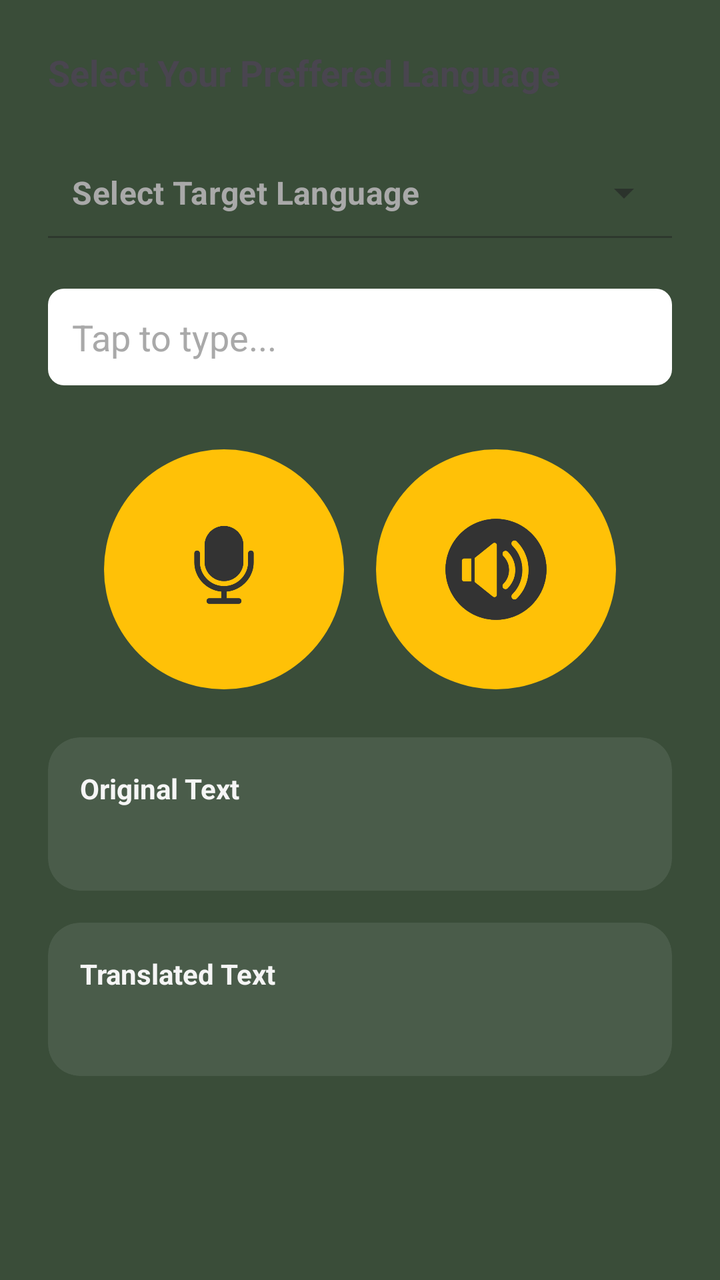
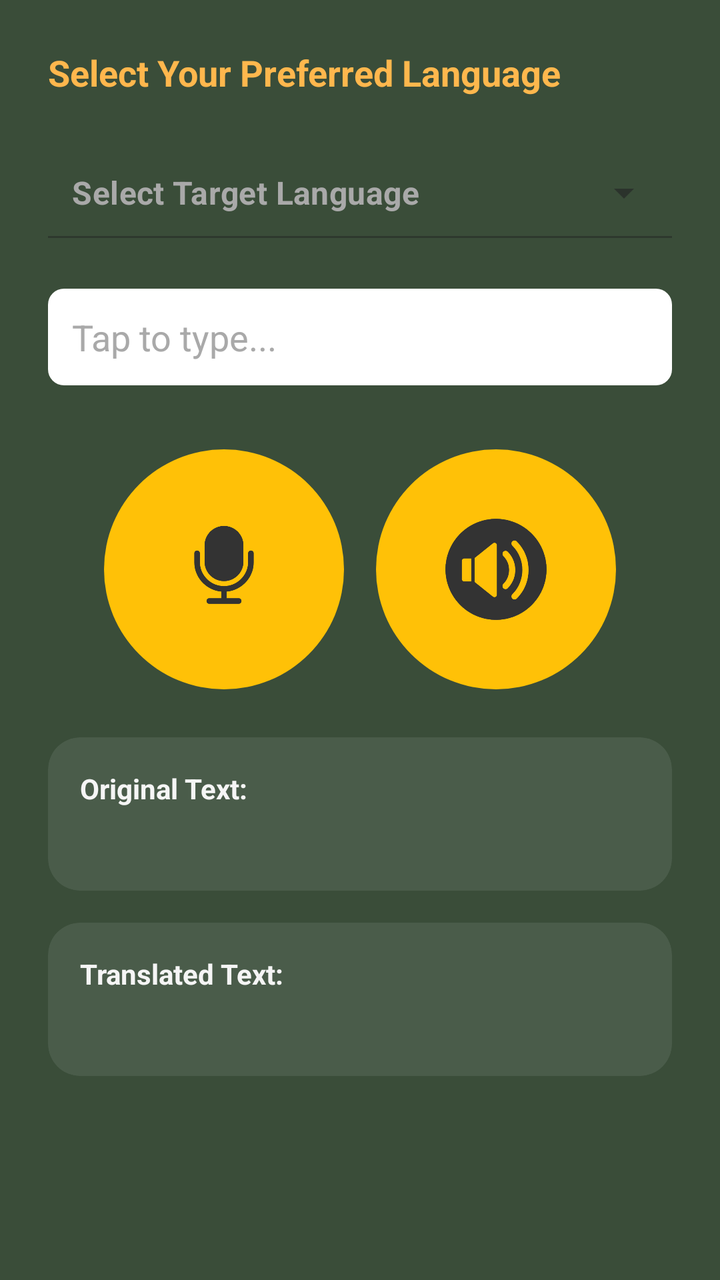

Before-and-after screenshots of an Android layout around one commit, followed by the original layout XML and the change that was made.
<!-- AndroidManifest.xml: application theme Theme.IlokanoTranslator -->
<!-- res/layout/fragment_translator.xml -->
<ScrollView xmlns:android="http://schemas.android.com/apk/res/android"
    xmlns:app="http://schemas.android.com/apk/res-auto"
    xmlns:tools="http://schemas.android.com/tools"
    android:layout_width="match_parent"
    android:layout_height="match_parent"
    android:background="@color/app_background"
    android:paddingBottom="16dp"
    tools:context=".TranslatorFragment">

    <LinearLayout
        android:layout_width="match_parent"
        android:layout_height="wrap_content"
        android:orientation="vertical"
        android:paddingStart="24dp"
        android:paddingEnd="24dp"
        android:paddingTop="24dp">

        <LinearLayout
            android:layout_width="match_parent"
            android:layout_height="wrap_content"
            android:orientation="vertical">

            <TextView
                android:id="@+id/titleText"
                android:layout_width="wrap_content"
                android:layout_height="wrap_content"
                android:text="Select Your Preffered Language"
                android:textColorHint="@color/hint_text"
                android:textSize="18sp"
                android:textStyle="bold"/>

            <com.google.android.material.textfield.TextInputLayout
                android:id="@+id/languageDropdownLayout"
                android:layout_width="match_parent"
                android:layout_height="wrap_content"
                android:layout_marginTop="24dp"
                style="@style/Widget.MaterialComponents.TextInputLayout.FilledBox.ExposedDropdownMenu"
                app:boxBackgroundColor="@color/light_text"
                app:boxCornerRadiusTopStart="16dp"
                app:boxCornerRadiusTopEnd="16dp"
                app:boxCornerRadiusBottomStart="16dp"
                app:boxCornerRadiusBottomEnd="16dp"
                app:hintEnabled="false"
                app:endIconMode="dropdown_menu">

                <AutoCompleteTextView
                    android:id="@+id/languageDropdown"
                    android:layout_width="match_parent"
                    android:layout_height="wrap_content"
                    android:background="@drawable/dropdown_glass_background"
                    android:backgroundTint="@android:color/transparent"
                    android:textColor="@color/text_light"
                    android:textColorHint="@color/hint_text"
                    android:padding="12dp"
                    android:textSize="16sp"
                    android:textStyle="bold"
                    android:focusable="false"
                    android:clickable="true"
                    android:inputType="none"
                    android:hint="Select Target Language" />

            </com.google.android.material.textfield.TextInputLayout>

        </LinearLayout>

        <EditText
            android:id="@+id/editTextInput"
            android:layout_width="match_parent"
            android:layout_height="wrap_content"
            android:layout_marginTop="24dp"
            android:background="@drawable/rounded_edittext_background"
            android:hint="Tap to type..."
            android:minHeight="48dp"
            android:padding="12dp"
            android:textColor="@color/text_dark"
            android:textColorHint="@color/hint_text" />

        <LinearLayout
            android:layout_width="wrap_content"
            android:layout_height="wrap_content"
            android:orientation="horizontal"
            android:layout_gravity="center_horizontal"
            android:layout_marginTop="32dp"
            android:gravity="center"
            android:weightSum="2">

            <FrameLayout
                android:layout_width="120dp"
                android:layout_height="120dp"
                android:layout_weight="1"
                android:layout_marginEnd="16dp">

                <View
                    android:layout_width="match_parent"
                    android:layout_height="match_parent"
                    android:background="@drawable/yellow_circle_background" />

                <ImageView
                    android:id="@+id/micButton"
                    android:layout_width="60dp"
                    android:layout_height="60dp"
                    android:layout_gravity="center"
                    android:src="@drawable/ic_mic"
                    app:tint="@color/text_dark" />

            </FrameLayout>

            <FrameLayout
                android:layout_width="120dp"
                android:layout_height="120dp"
                android:layout_weight="1">

                <View
                    android:layout_width="match_parent"
                    android:layout_height="match_parent"
                    android:background="@drawable/yellow_circle_background" />

                <ImageView
                    android:id="@+id/ttsButton"
                    android:layout_width="60dp"
                    android:layout_height="60dp"
                    android:layout_gravity="center"
                    android:src="@drawable/ic_sound"
                    app:tint="@color/text_dark" />

            </FrameLayout>
        </LinearLayout>

        <com.google.android.material.card.MaterialCardView
            android:layout_width="match_parent"
            android:layout_height="wrap_content"
            android:layout_marginTop="24dp"
            app:cardBackgroundColor="@color/card_background"
            app:cardCornerRadius="16dp"
            app:strokeWidth="0dp">

            <LinearLayout
                android:layout_width="match_parent"
                android:layout_height="wrap_content"
                android:orientation="vertical"
                android:padding="16dp">

                <TextView
                    android:layout_width="wrap_content"
                    android:layout_height="wrap_content"
                    android:text="Original Text"
                    android:textColor="@color/text_light"
                    android:textStyle="bold"
                    android:textSize="14sp"/>

                <TextView
                    android:id="@+id/originalText"
                    android:layout_width="wrap_content"
                    android:layout_height="wrap_content"
                    android:layout_marginTop="4dp"
                    android:textColor="@color/text_light"
                    android:textSize="16sp"/>
            </LinearLayout>
        </com.google.android.material.card.MaterialCardView>

        <com.google.android.material.card.MaterialCardView
            android:layout_width="match_parent"
            android:layout_height="wrap_content"
            android:layout_marginTop="16dp"
            android:layout_marginBottom="16dp"
            app:cardBackgroundColor="@color/card_background"
            app:cardCornerRadius="16dp"
            app:strokeWidth="0dp">

            <LinearLayout
                android:layout_width="match_parent"
                android:layout_height="wrap_content"
                android:orientation="vertical"
                android:padding="16dp">

                <TextView
                    android:layout_width="wrap_content"
                    android:layout_height="wrap_content"
                    android:text="Translated Text"
                    android:textColor="@color/text_light"
                    android:textStyle="bold"
                    android:textSize="14sp"/>

                <TextView
                    android:id="@+id/translatedText"
                    android:layout_width="wrap_content"
                    android:layout_height="wrap_content"
                    android:layout_marginTop="4dp"
                    android:textColor="@color/text_light"
                    android:textSize="16sp"/>
            </LinearLayout>
        </com.google.android.material.card.MaterialCardView>

    </LinearLayout>
</ScrollView>
<!-- resources referenced by this layout -->
<resources>
  <color name="app_background">#3A4D39</color>
  <color name="card_background">#4A5C4A</color>
  <color name="hint_text">#A9A9A9</color>
  <color name="light_text">#F0F0F0</color>
  <color name="text_dark">#333333</color>
  <color name="text_light">#F5F5F5</color>
  <!-- drawable dropdown_glass_background (drawable) -->
  <shape xmlns:android="http://schemas.android.com/apk/res/android" android:shape="rectangle">
      <solid android:color="#D3272727"/>
      <corners android:radius="16dp"/>
  </shape>
  <!-- drawable ic_mic: png bitmap (drawable, 51786 bytes) -->
  <!-- drawable ic_sound: png bitmap (drawable, 96181 bytes) -->
  <!-- drawable rounded_edittext_background (drawable) -->
  <?xml version="1.0" encoding="utf-8"?>
  <shape xmlns:android="http://schemas.android.com/apk/res/android">
      <solid android:color="@color/white"/>
      <corners android:radius="8dp"/>
  </shape>
  <!-- drawable yellow_circle_background (drawable) -->
  <?xml version="1.0" encoding="utf-8"?>
  <shape xmlns:android="http://schemas.android.com/apk/res/android" android:shape="oval">
      <solid android:color="@color/accent_yellow"/>
  </shape>
  <style name="Theme.IlokanoTranslator" parent="Base.Theme.IlokanoTranslator" />
  <color name="white">#FFFFFFFF</color>
  <color name="accent_yellow">#FFC107</color>
  <style name="Base.Theme.IlokanoTranslator" parent="Theme.Material3.DayNight.NoActionBar">
          <item name="colorPrimary">@color/primary_element_yellow</item>
          <item name="colorOnPrimary">@color/app_background</item>
  
          <item name="colorSecondary">@color/accent_yellow</item>
          <item name="colorOnSecondary">@color/black</item>
  
          <item name="android:statusBarColor">@color/app_background</item>
          <item name="android:windowBackground">@color/app_background</item>
      </style>
  <color name="primary_element_yellow">#FFD700</color>
  <color name="black">#FF000000</color>
</resources>

<!-- the commit's change to res/layout/fragment_translator.xml (unified diff, before → after) -->
@@ -24,8 +24,8 @@
                 android:id="@+id/titleText"
                 android:layout_width="wrap_content"
                 android:layout_height="wrap_content"
-                android:text="Select Your Preffered Language"
-                android:textColorHint="@color/hint_text"
+                android:text="Select Your Preferred Language"
+                android:textColor="#FFB74D"
                 android:textSize="18sp"
                 android:textStyle="bold"/>
 
@@ -143,7 +143,7 @@
                 <TextView
                     android:layout_width="wrap_content"
                     android:layout_height="wrap_content"
-                    android:text="Original Text"
+                    android:text="Original Text:"
                     android:textColor="@color/text_light"
                     android:textStyle="bold"
                     android:textSize="14sp"/>
@@ -153,7 +153,7 @@
                     android:layout_width="wrap_content"
                     android:layout_height="wrap_content"
                     android:layout_marginTop="4dp"
-                    android:textColor="@color/text_light"
+                    android:textColor="@color/accent_yellow"
                     android:textSize="16sp"/>
             </LinearLayout>
         </com.google.android.material.card.MaterialCardView>
@@ -176,7 +176,7 @@
                 <TextView
                     android:layout_width="wrap_content"
                     android:layout_height="wrap_content"
-                    android:text="Translated Text"
+                    android:text="Translated Text:"
                     android:textColor="@color/text_light"
                     android:textStyle="bold"
                     android:textSize="14sp"/>
@@ -186,7 +186,7 @@
                     android:layout_width="wrap_content"
                     android:layout_height="wrap_content"
                     android:layout_marginTop="4dp"
-                    android:textColor="@color/text_light"
+                    android:textColor="#66BB6A"
                     android:textSize="16sp"/>
             </LinearLayout>
         </com.google.android.material.card.MaterialCardView>
